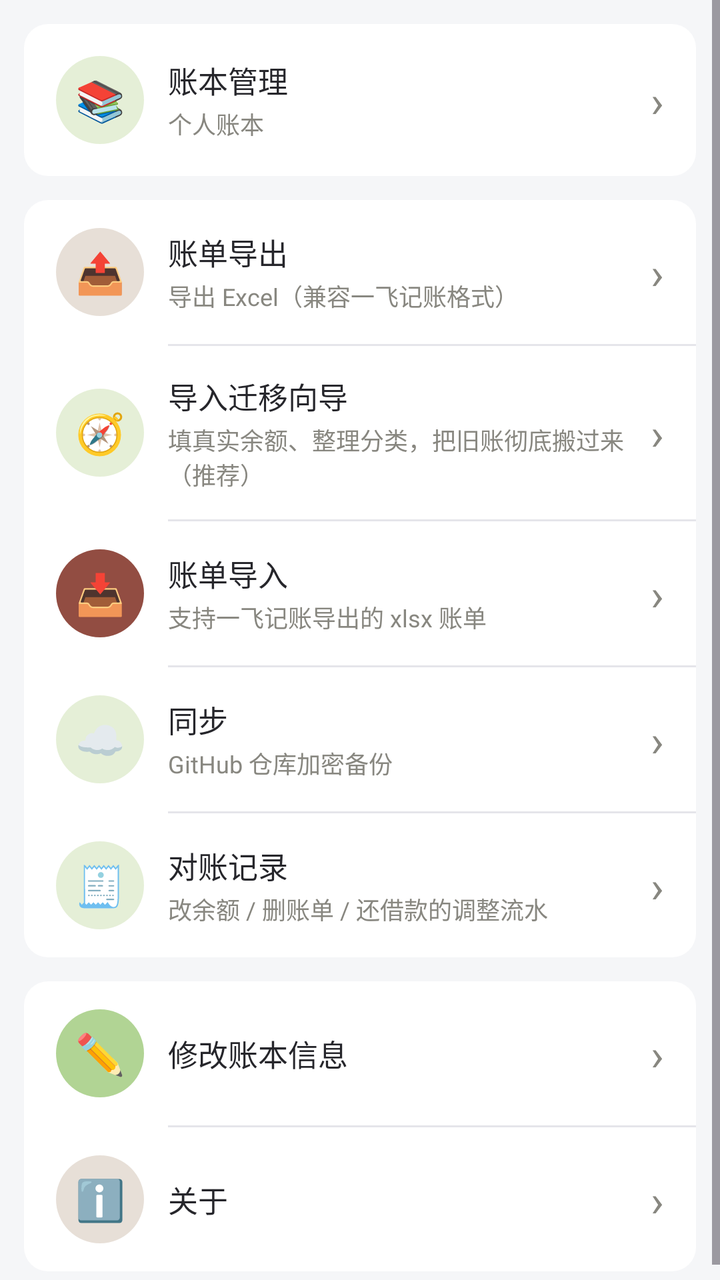
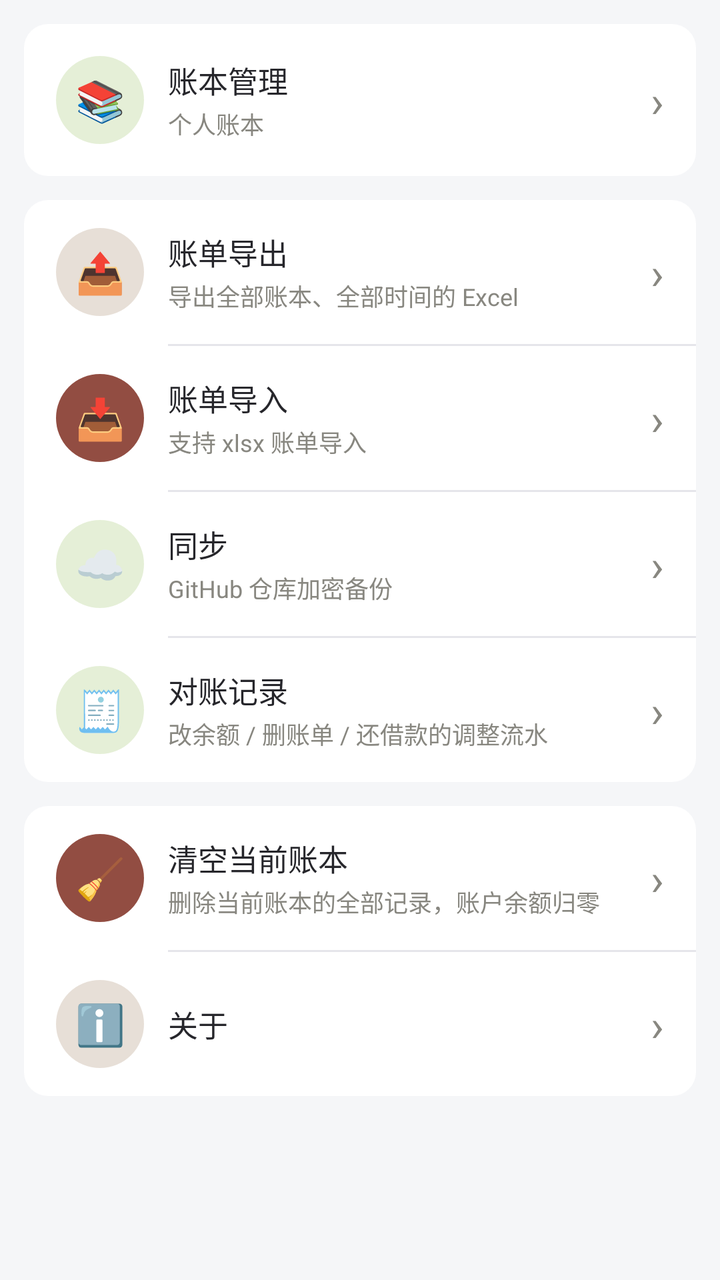

Screens rendered from an Android XML layout before and after an edit, with the pre-edit source and the edit as a unified diff.
<!-- AndroidManifest.xml: application theme Theme.LocalJizhang -->
<!-- res/layout/fragment_settings.xml -->
<?xml version="1.0" encoding="utf-8"?>
<ScrollView xmlns:android="http://schemas.android.com/apk/res/android"
    android:layout_width="match_parent"
    android:layout_height="match_parent"
    android:background="@color/page_bg">

    <LinearLayout
        android:layout_width="match_parent"
        android:layout_height="wrap_content"
        android:orientation="vertical"
        android:padding="12dp">

        
        <LinearLayout
            android:id="@+id/row_book"
            android:layout_width="match_parent"
            android:layout_height="wrap_content"
            android:orientation="horizontal"
            android:gravity="center_vertical"
            android:background="@drawable/bg_card"
            android:padding="16dp"
            android:layout_marginBottom="12dp">

            <TextView
                android:layout_width="44dp"
                android:layout_height="44dp"
                android:gravity="center"
                android:textSize="20sp"
                android:text="📚"
                android:background="@drawable/bg_icon_blue" />

            <LinearLayout
                android:layout_width="0dp"
                android:layout_height="wrap_content"
                android:layout_weight="1"
                android:layout_marginStart="12dp"
                android:orientation="vertical">
                <TextView
                    android:layout_width="wrap_content"
                    android:layout_height="wrap_content"
                    android:text="账本管理"
                    android:textSize="15sp"
                    android:textColor="@color/text_primary" />
                <TextView
                    android:id="@+id/text_current_book"
                    android:layout_width="wrap_content"
                    android:layout_height="wrap_content"
                    android:layout_marginTop="2dp"
                    android:text="个人账本"
                    android:textSize="12sp"
                    android:textColor="@color/text_secondary" />
            </LinearLayout>
            <TextView
                android:layout_width="wrap_content"
                android:layout_height="wrap_content"
                android:text="›"
                android:textSize="22sp"
                android:textColor="@color/text_secondary" />
        </LinearLayout>

        
        <LinearLayout
            android:layout_width="match_parent"
            android:layout_height="wrap_content"
            android:orientation="vertical"
            android:background="@drawable/bg_card"
            android:layout_marginBottom="12dp">

            <LinearLayout
                android:id="@+id/row_export"
                android:layout_width="match_parent"
                android:layout_height="wrap_content"
                android:orientation="horizontal"
                android:gravity="center_vertical"
                android:paddingHorizontal="16dp"
                android:paddingVertical="14dp">
                <TextView
                    android:layout_width="44dp" android:layout_height="44dp"
                    android:gravity="center" android:textSize="20sp"
                    android:text="📤" android:background="@drawable/bg_icon_green" />
                <LinearLayout
                    android:layout_width="0dp" android:layout_height="wrap_content"
                    android:layout_weight="1" android:layout_marginStart="12dp"
                    android:orientation="vertical">
                    <TextView
                        android:layout_width="wrap_content" android:layout_height="wrap_content"
                        android:text="账单导出" android:textSize="15sp" android:textColor="@color/text_primary" />
                    <TextView
                        android:layout_width="wrap_content" android:layout_height="wrap_content"
                        android:layout_marginTop="2dp"
                        android:text="导出 Excel（兼容一飞记账格式）"
                        android:textSize="12sp" android:textColor="@color/text_secondary" />
                </LinearLayout>
                <TextView
                    android:layout_width="wrap_content" android:layout_height="wrap_content"
                    android:text="›" android:textSize="22sp" android:textColor="@color/text_secondary" />
            </LinearLayout>

            <View
                android:layout_width="match_parent" android:layout_height="1dp"
                android:layout_marginStart="72dp" android:background="@color/divider" />

            <LinearLayout
                android:id="@+id/row_import_wizard"
                android:layout_width="match_parent"
                android:layout_height="wrap_content"
                android:orientation="horizontal"
                android:gravity="center_vertical"
                android:paddingHorizontal="16dp"
                android:paddingVertical="14dp">
                <TextView
                    android:layout_width="44dp" android:layout_height="44dp"
                    android:gravity="center" android:textSize="20sp"
                    android:text="🧭" android:background="@drawable/bg_icon_blue" />
                <LinearLayout
                    android:layout_width="0dp" android:layout_height="wrap_content"
                    android:layout_weight="1" android:layout_marginStart="12dp"
                    android:orientation="vertical">
                    <TextView
                        android:layout_width="wrap_content" android:layout_height="wrap_content"
                        android:text="导入迁移向导" android:textSize="15sp" android:textColor="@color/text_primary" />
                    <TextView
                        android:layout_width="wrap_content" android:layout_height="wrap_content"
                        android:layout_marginTop="2dp"
                        android:text="填真实余额、整理分类，把旧账彻底搬过来（推荐）"
                        android:textSize="12sp" android:textColor="@color/text_secondary" />
                </LinearLayout>
                <TextView
                    android:layout_width="wrap_content" android:layout_height="wrap_content"
                    android:text="›" android:textSize="22sp" android:textColor="@color/text_secondary" />
            </LinearLayout>

            <View
                android:layout_width="match_parent" android:layout_height="1dp"
                android:layout_marginStart="72dp" android:background="@color/divider" />

            <LinearLayout
                android:id="@+id/row_import"
                android:layout_width="match_parent"
                android:layout_height="wrap_content"
                android:orientation="horizontal"
                android:gravity="center_vertical"
                android:paddingHorizontal="16dp"
                android:paddingVertical="14dp">
                <TextView
                    android:layout_width="44dp" android:layout_height="44dp"
                    android:gravity="center" android:textSize="20sp"
                    android:text="📥" android:background="@drawable/bg_icon_orange" />
                <LinearLayout
                    android:layout_width="0dp" android:layout_height="wrap_content"
                    android:layout_weight="1" android:layout_marginStart="12dp"
                    android:orientation="vertical">
                    <TextView
                        android:layout_width="wrap_content" android:layout_height="wrap_content"
                        android:text="账单导入" android:textSize="15sp" android:textColor="@color/text_primary" />
                    <TextView
                        android:layout_width="wrap_content" android:layout_height="wrap_content"
                        android:layout_marginTop="2dp"
                        android:text="支持一飞记账导出的 xlsx 账单"
                        android:textSize="12sp" android:textColor="@color/text_secondary" />
                </LinearLayout>
                <TextView
                    android:layout_width="wrap_content" android:layout_height="wrap_content"
                    android:text="›" android:textSize="22sp" android:textColor="@color/text_secondary" />
            </LinearLayout>

            <View
                android:layout_width="match_parent" android:layout_height="1dp"
                android:layout_marginStart="72dp" android:background="@color/divider" />

            <LinearLayout
                android:id="@+id/row_sync"
                android:layout_width="match_parent"
                android:layout_height="wrap_content"
                android:orientation="horizontal"
                android:gravity="center_vertical"
                android:paddingHorizontal="16dp"
                android:paddingVertical="14dp">
                <TextView
                    android:layout_width="44dp" android:layout_height="44dp"
                    android:gravity="center" android:textSize="20sp"
                    android:text="☁️" android:background="@drawable/bg_icon_blue" />
                <LinearLayout
                    android:layout_width="0dp" android:layout_height="wrap_content"
                    android:layout_weight="1" android:layout_marginStart="12dp"
                    android:orientation="vertical">
                    <TextView
                        android:layout_width="wrap_content" android:layout_height="wrap_content"
                        android:text="同步" android:textSize="15sp" android:textColor="@color/text_primary" />
                    <TextView
                        android:id="@+id/text_sync_state"
                        android:layout_width="wrap_content" android:layout_height="wrap_content"
                        android:layout_marginTop="2dp"
                        android:text="GitHub 仓库加密备份"
                        android:textSize="12sp" android:textColor="@color/text_secondary" />
                </LinearLayout>
                <TextView
                    android:layout_width="wrap_content" android:layout_height="wrap_content"
                    android:text="›" android:textSize="22sp" android:textColor="@color/text_secondary" />
            </LinearLayout>

            <View
                android:layout_width="match_parent" android:layout_height="1dp"
                android:layout_marginStart="72dp" android:background="@color/divider" />

            <LinearLayout
                android:id="@+id/row_adjust"
                android:layout_width="match_parent"
                android:layout_height="wrap_content"
                android:orientation="horizontal"
                android:gravity="center_vertical"
                android:paddingHorizontal="16dp"
                android:paddingVertical="14dp">
                <TextView
                    android:layout_width="44dp" android:layout_height="44dp"
                    android:gravity="center" android:textSize="20sp"
                    android:text="🧾" android:background="@drawable/bg_icon_blue" />
                <LinearLayout
                    android:layout_width="0dp" android:layout_height="wrap_content"
                    android:layout_weight="1" android:layout_marginStart="12dp"
                    android:orientation="vertical">
                    <TextView
                        android:layout_width="wrap_content" android:layout_height="wrap_content"
                        android:text="对账记录" android:textSize="15sp" android:textColor="@color/text_primary" />
                    <TextView
                        android:id="@+id/text_adjust_state"
                        android:layout_width="wrap_content" android:layout_height="wrap_content"
                        android:layout_marginTop="2dp"
                        android:text="改余额 / 删账单 / 还借款的调整流水"
                        android:textSize="12sp" android:textColor="@color/text_secondary" />
                </LinearLayout>
                <TextView
                    android:layout_width="wrap_content" android:layout_height="wrap_content"
                    android:text="›" android:textSize="22sp" android:textColor="@color/text_secondary" />
            </LinearLayout>
        </LinearLayout>
        <LinearLayout
            android:layout_width="match_parent"
            android:layout_height="wrap_content"
            android:orientation="vertical"
            android:background="@drawable/bg_card">

            <LinearLayout
                android:id="@+id/row_book_edit"
                android:layout_width="match_parent"
                android:layout_height="wrap_content"
                android:orientation="horizontal"
                android:gravity="center_vertical"
                android:paddingHorizontal="16dp"
                android:paddingVertical="14dp">
                <TextView
                    android:layout_width="44dp" android:layout_height="44dp"
                    android:gravity="center" android:textSize="20sp"
                    android:text="✏️" android:background="@drawable/bg_icon_purple" />
                <TextView
                    android:layout_width="0dp" android:layout_height="wrap_content"
                    android:layout_weight="1" android:layout_marginStart="12dp"
                    android:text="修改账本信息"
                    android:textSize="15sp" android:textColor="@color/text_primary" />
                <TextView
                    android:layout_width="wrap_content" android:layout_height="wrap_content"
                    android:text="›" android:textSize="22sp" android:textColor="@color/text_secondary" />
            </LinearLayout>

            <View
                android:layout_width="match_parent" android:layout_height="1dp"
                android:layout_marginStart="72dp" android:background="@color/divider" />

            <LinearLayout
                android:id="@+id/row_about"
                android:layout_width="match_parent"
                android:layout_height="wrap_content"
                android:orientation="horizontal"
                android:gravity="center_vertical"
                android:paddingHorizontal="16dp"
                android:paddingVertical="14dp">
                <TextView
                    android:layout_width="44dp" android:layout_height="44dp"
                    android:gravity="center" android:textSize="20sp"
                    android:text="ℹ️" android:background="@drawable/bg_icon_green" />
                <TextView
                    android:layout_width="0dp" android:layout_height="wrap_content"
                    android:layout_weight="1" android:layout_marginStart="12dp"
                    android:text="关于"
                    android:textSize="15sp" android:textColor="@color/text_primary" />
                <TextView
                    android:layout_width="wrap_content" android:layout_height="wrap_content"
                    android:text="›" android:textSize="22sp" android:textColor="@color/text_secondary" />
            </LinearLayout>
        </LinearLayout>
    </LinearLayout>
</ScrollView>
<!-- resources referenced by this layout -->
<resources>
  <color name="divider">#E5E5EA</color>
  <color name="page_bg">#F5F6F8</color>
  <color name="text_primary">#26262B</color>
  <color name="text_secondary">#888780</color>
  <!-- drawable bg_card (drawable) -->
  <?xml version="1.0" encoding="utf-8"?>
  <shape xmlns:android="http://schemas.android.com/apk/res/android">
      <solid android:color="@color/surface" />
      <corners android:radius="12dp" />
  </shape>
  <!-- drawable bg_icon_blue (drawable) -->
  <?xml version="1.0" encoding="utf-8"?>
  <shape xmlns:android="http://schemas.android.com/apk/res/android">
      <solid android:color="#2E6DA422" />
      <corners android:radius="22dp" />
  </shape>
  <!-- drawable bg_icon_green (drawable) -->
  <?xml version="1.0" encoding="utf-8"?>
  <shape xmlns:android="http://schemas.android.com/apk/res/android">
      <solid android:color="#2E7D4F22" />
      <corners android:radius="22dp" />
  </shape>
  <!-- drawable bg_icon_orange (drawable) -->
  <?xml version="1.0" encoding="utf-8"?>
  <shape xmlns:android="http://schemas.android.com/apk/res/android">
      <solid android:color="#D97F2E22" />
      <corners android:radius="22dp" />
  </shape>
  <!-- drawable bg_icon_purple (drawable) -->
  <?xml version="1.0" encoding="utf-8"?>
  <shape xmlns:android="http://schemas.android.com/apk/res/android">
      <solid android:color="#7B5EA722" />
      <corners android:radius="22dp" />
  </shape>
  <style name="Theme.LocalJizhang" parent="Theme.Material3.Light.NoActionBar">
          <item name="colorPrimary">@color/primary</item>
          <item name="colorOnPrimary">@color/surface</item>
          <item name="colorPrimaryContainer">@color/primary_light</item>
          <item name="android:colorBackground">@color/page_bg</item>
          <item name="android:statusBarColor">@color/page_bg</item>
          <item name="android:windowLightStatusBar">true</item>
      </style>
  <color name="surface">#FFFFFF</color>
  <color name="primary">#185FA5</color>
  <color name="primary_light">#E6F1FB</color>
</resources>

<!-- the commit's change to res/layout/fragment_settings.xml (unified diff, before → after) -->
@@ -88,41 +88,7 @@
                     <TextView
                         android:layout_width="wrap_content" android:layout_height="wrap_content"
                         android:layout_marginTop="2dp"
-                        android:text="导出 Excel（兼容一飞记账格式）"
-                        android:textSize="12sp" android:textColor="@color/text_secondary" />
-                </LinearLayout>
-                <TextView
-                    android:layout_width="wrap_content" android:layout_height="wrap_content"
-                    android:text="›" android:textSize="22sp" android:textColor="@color/text_secondary" />
-            </LinearLayout>
-
-            <View
-                android:layout_width="match_parent" android:layout_height="1dp"
-                android:layout_marginStart="72dp" android:background="@color/divider" />
-
-            <LinearLayout
-                android:id="@+id/row_import_wizard"
-                android:layout_width="match_parent"
-                android:layout_height="wrap_content"
-                android:orientation="horizontal"
-                android:gravity="center_vertical"
-                android:paddingHorizontal="16dp"
-                android:paddingVertical="14dp">
-                <TextView
-                    android:layout_width="44dp" android:layout_height="44dp"
-                    android:gravity="center" android:textSize="20sp"
-                    android:text="🧭" android:background="@drawable/bg_icon_blue" />
-                <LinearLayout
-                    android:layout_width="0dp" android:layout_height="wrap_content"
-                    android:layout_weight="1" android:layout_marginStart="12dp"
-                    android:orientation="vertical">
-                    <TextView
-                        android:layout_width="wrap_content" android:layout_height="wrap_content"
-                        android:text="导入迁移向导" android:textSize="15sp" android:textColor="@color/text_primary" />
-                    <TextView
-                        android:layout_width="wrap_content" android:layout_height="wrap_content"
-                        android:layout_marginTop="2dp"
-                        android:text="填真实余额、整理分类，把旧账彻底搬过来（推荐）"
+                        android:text="导出全部账本、全部时间的 Excel"
                         android:textSize="12sp" android:textColor="@color/text_secondary" />
                 </LinearLayout>
                 <TextView
@@ -156,7 +122,7 @@
                     <TextView
                         android:layout_width="wrap_content" android:layout_height="wrap_content"
                         android:layout_marginTop="2dp"
-                        android:text="支持一飞记账导出的 xlsx 账单"
+                        android:text="支持 xlsx 账单导入"
                         android:textSize="12sp" android:textColor="@color/text_secondary" />
                 </LinearLayout>
                 <TextView
@@ -241,22 +207,30 @@
             android:background="@drawable/bg_card">
 
             <LinearLayout
-                android:id="@+id/row_book_edit"
-                android:layout_width="match_parent"
-                android:layout_height="wrap_content"
-                android:orientation="horizontal"
-                android:gravity="center_vertical"
-                android:paddingHorizontal="16dp"
-                android:paddingVertical="14dp">
-                <TextView
-                    android:layout_width="44dp" android:layout_height="44dp"
-                    android:gravity="center" android:textSize="20sp"
-                    android:text="✏️" android:background="@drawable/bg_icon_purple" />
-                <TextView
-                    android:layout_width="0dp" android:layout_height="wrap_content"
-                    android:layout_weight="1" android:layout_marginStart="12dp"
-                    android:text="修改账本信息"
-                    android:textSize="15sp" android:textColor="@color/text_primary" />
+                android:id="@+id/row_clear_book"
+                android:layout_width="match_parent"
+                android:layout_height="wrap_content"
+                android:orientation="horizontal"
+                android:gravity="center_vertical"
+                android:paddingHorizontal="16dp"
+                android:paddingVertical="14dp">
+                <TextView
+                    android:layout_width="44dp" android:layout_height="44dp"
+                    android:gravity="center" android:textSize="20sp"
+                    android:text="🧹" android:background="@drawable/bg_icon_orange" />
+                <LinearLayout
+                    android:layout_width="0dp" android:layout_height="wrap_content"
+                    android:layout_weight="1" android:layout_marginStart="12dp"
+                    android:orientation="vertical">
+                    <TextView
+                        android:layout_width="wrap_content" android:layout_height="wrap_content"
+                        android:text="清空当前账本" android:textSize="15sp" android:textColor="@color/text_primary" />
+                    <TextView
+                        android:layout_width="wrap_content" android:layout_height="wrap_content"
+                        android:layout_marginTop="2dp"
+                        android:text="删除当前账本的全部记录，账户余额归零"
+                        android:textSize="12sp" android:textColor="@color/text_secondary" />
+                </LinearLayout>
                 <TextView
                     android:layout_width="wrap_content" android:layout_height="wrap_content"
                     android:text="›" android:textSize="22sp" android:textColor="@color/text_secondary" />
<!-- resource entries referenced after the edit -->
@@ -28,12 +28,6 @@
       <solid android:color="#D97F2E22" />
       <corners android:radius="22dp" />
   </shape>
-  <!-- drawable bg_icon_purple (drawable) -->
-  <?xml version="1.0" encoding="utf-8"?>
-  <shape xmlns:android="http://schemas.android.com/apk/res/android">
-      <solid android:color="#7B5EA722" />
-      <corners android:radius="22dp" />
-  </shape>
   <style name="Theme.LocalJizhang" parent="Theme.Material3.Light.NoActionBar">
           <item name="colorPrimary">@color/primary</item>
           <item name="colorOnPrimary">@color/surface</item>
